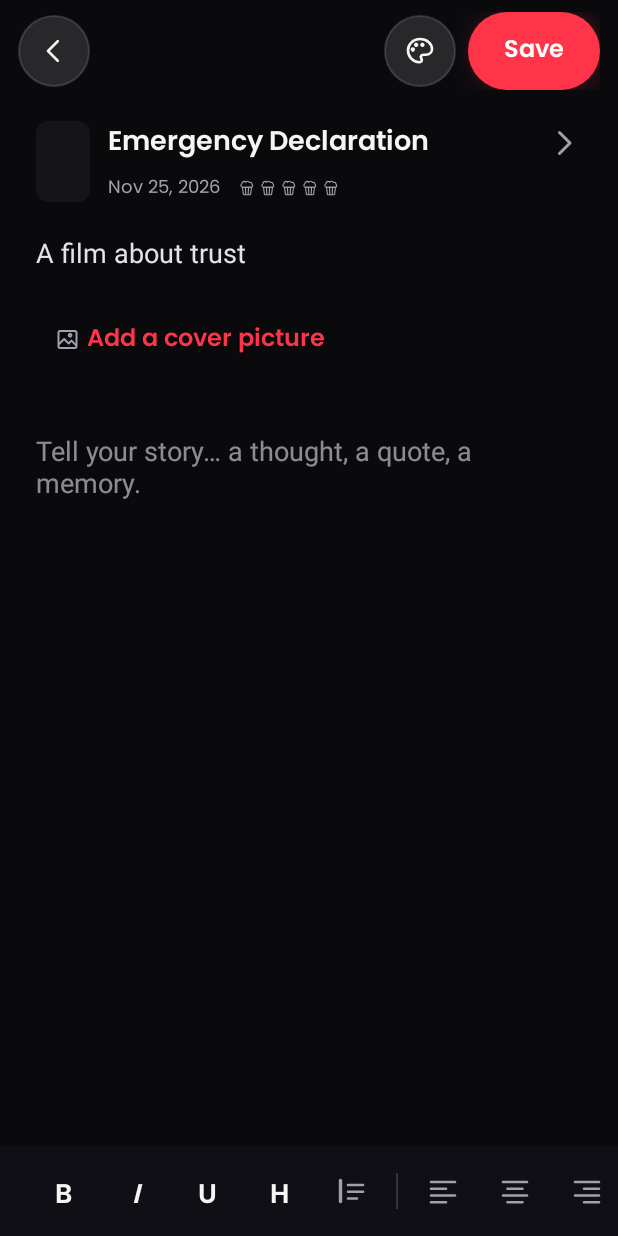
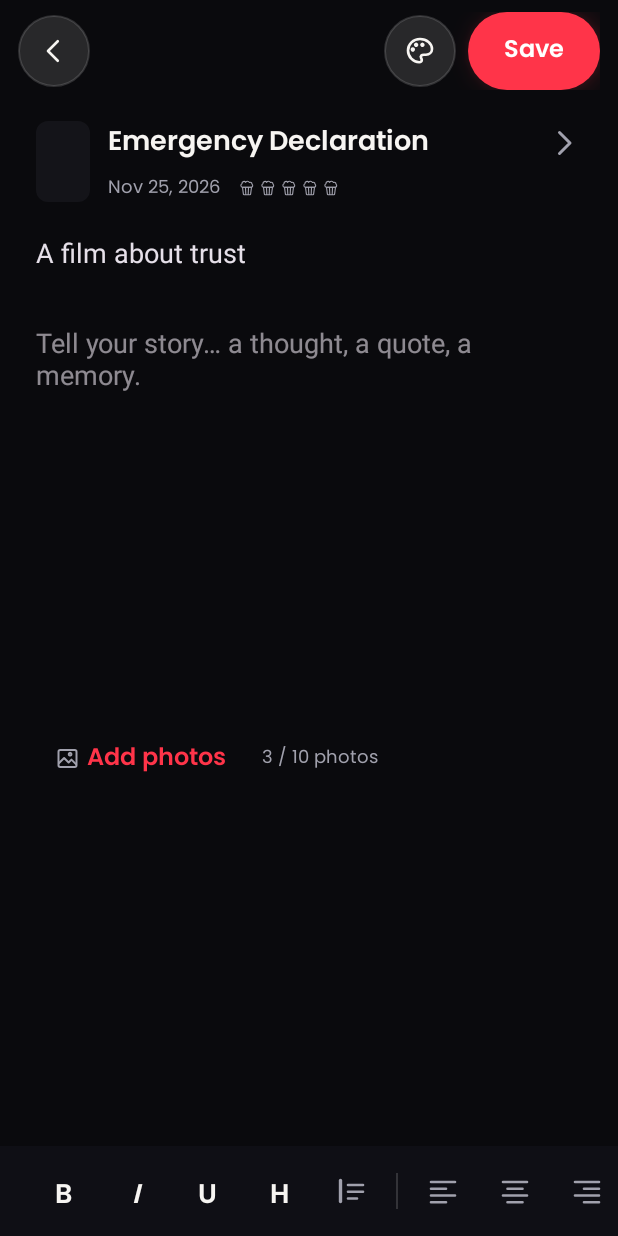
Before and after one commit to httpyavi/cinefiles, an Android app: the layout fragment_diary_editor.xml on its own in the app's theme, with its tools: preview values and no code run, on a phone screen of 412 x 824 dp. Run offline under Robolectric (Android 15) with nearby library versions, the phone set to English and light mode, and no system bars.

Commit message:
Enforce 10-photo Diary limit, clean Diary header/cards, and fix launcher icon safe zone

```diff
--- a/app/src/main/java/com/example/cinefiles/logic/DiaryText.kt
+++ b/app/src/main/java/com/example/cinefiles/logic/DiaryText.kt
@@ -100,6 +100,8 @@ object HtmlText {
 /** Questions about the words of a page. */
 object DiaryText {
 
+    const val MAX_PHOTOS = 10
+
     /** The words of a page's body with no formatting marks. */
     fun plainBody(bodyHtml: String): String = HtmlText.toPlain(bodyHtml)
 
--- a/app/src/main/java/com/example/cinefiles/ui/diary/DiaryEntryAdapter.kt
+++ b/app/src/main/java/com/example/cinefiles/ui/diary/DiaryEntryAdapter.kt
@@ -47,7 +47,6 @@ class DiaryEntryAdapter(
         item.entryPoster.loadImage(ImageUrls.poster(entry.posterPath))
         item.entryTitle.text = entry.movieTitle
         item.entryTitle.setTextColor(context.themeColor(theme.accent))
-        item.entryTitle.compoundDrawablesRelative[2]?.setTint(context.themeColor(theme.accent))
         item.entryTitle.contentDescription = context.getString(R.string.diary_open_movie_description, entry.movieTitle)
         item.entryTitle.setOnClickListener { onOpenMovie(entry) }
         item.entryPoster.setOnClickListener { onOpenMovie(entry) }
--- a/app/src/main/res/layout/fragment_diary_editor.xml
+++ b/app/src/main/res/layout/fragment_diary_editor.xml
@@ -179,34 +179,6 @@
                     tools:ignore="LabelFor"
                     tools:text="A film about trust" />
 
-                <!-- Picture attachments (zero, one, or multiple) + add button -->
-                <HorizontalScrollView
-                    android:id="@+id/attachmentsScroll"
-                    android:layout_width="match_parent"
-                    android:layout_height="wrap_content"
-                    android:layout_marginTop="@dimen/space_12"
-                    android:overScrollMode="never"
-                    android:scrollbars="none"
-                    android:visibility="gone"
-                    tools:visibility="visible">
-
-                    <LinearLayout
-                        android:id="@+id/attachmentsContainer"
-                        android:layout_width="wrap_content"
-                        android:layout_height="wrap_content"
-                        android:orientation="horizontal" />
-                </HorizontalScrollView>
-
-                <com.google.android.material.button.MaterialButton
-                    android:id="@+id/coverAdd"
-                    style="@style/Widget.CineFiles.Button.Text"
-                    android:layout_width="wrap_content"
-                    android:layout_height="wrap_content"
-                    android:layout_marginTop="@dimen/space_8"
-                    android:text="@string/diary_cover_add"
-                    app:icon="@drawable/ic_image"
-                    app:iconTint="@color/text_secondary" />
-
                 <View
                     android:id="@+id/headerRule"
                     android:layout_width="@dimen/diary_rule_width"
@@ -227,6 +199,51 @@
                     android:inputType="textCapSentences|textMultiLine"
                     android:minHeight="@dimen/diary_body_min_height"
                     android:padding="0dp" />
+
+                <!-- Photo attachments inside the diary content (Apple Notes style, up to 10 photos) -->
+                <HorizontalScrollView
+                    android:id="@+id/attachmentsScroll"
+                    android:layout_width="match_parent"
+                    android:layout_height="wrap_content"
+                    android:layout_marginTop="@dimen/space_16"
+                    android:overScrollMode="never"
+                    android:scrollbars="none"
+                    android:visibility="gone"
+                    tools:visibility="visible">
+
+                    <LinearLayout
+                        android:id="@+id/attachmentsContainer"
+                        android:layout_width="wrap_content"
+                        android:layout_height="wrap_content"
+                        android:orientation="horizontal" />
+                </HorizontalScrollView>
+
+                <LinearLayout
+                    android:layout_width="match_parent"
+                    android:layout_height="wrap_content"
+                    android:layout_marginTop="@dimen/space_8"
+                    android:gravity="center_vertical"
+                    android:orientation="horizontal">
+
+                    <com.google.android.material.button.MaterialButton
+                        android:id="@+id/coverAdd"
+                        style="@style/Widget.CineFiles.Button.Text"
+                        android:layout_width="wrap_content"
+                        android:layout_height="wrap_content"
+                        android:text="@string/diary_cover_add"
+                        app:icon="@drawable/ic_image"
+                        app:iconTint="@color/text_secondary" />
+
+                    <TextView
+                        android:id="@+id/photoCount"
+                        android:layout_width="wrap_content"
+                        android:layout_height="wrap_content"
+                        android:layout_marginStart="@dimen/space_12"
+                        android:textAppearance="@style/TextAppearance.CineFiles.Caption"
+                        android:visibility="gone"
+                        tools:text="3 / 10 photos"
+                        tools:visibility="visible" />
+                </LinearLayout>
             </LinearLayout>
         </androidx.core.widget.NestedScrollView>
 
@@ -331,6 +348,20 @@
                 style="@style/Widget.CineFiles.FormatButton"
                 android:contentDescription="@string/diary_align_right"
                 android:src="@drawable/ic_align_right" />
+
+            <View
+                android:layout_width="@dimen/glass_stroke_width"
+                android:layout_height="@dimen/icon_size"
+                android:layout_marginStart="@dimen/space_4"
+                android:layout_marginEnd="@dimen/space_8"
+                android:background="@color/glass_stroke"
+                android:importantForAccessibility="no" />
+
+            <ImageButton
+                android:id="@+id/formatPhoto"
+                style="@style/Widget.CineFiles.FormatButton"
+                android:contentDescription="@string/diary_cover_add"
+                android:src="@drawable/ic_image" />
         </LinearLayout>
     </HorizontalScrollView>
 </LinearLayout>
--- a/app/src/main/res/layout/item_diary_entry.xml
+++ b/app/src/main/res/layout/item_diary_entry.xml
@@ -45,12 +45,10 @@
                 android:layout_height="wrap_content"
                 android:background="?attr/selectableItemBackground"
                 android:clickable="true"
-                android:drawablePadding="@dimen/space_4"
                 android:ellipsize="end"
                 android:focusable="true"
                 android:maxLines="2"
                 android:textAppearance="@style/TextAppearance.CineFiles.Headline"
-                app:drawableEndCompat="@drawable/ic_chevron_right"
                 tools:text="Interstellar" />
 
             <LinearLayout
--- a/app/src/main/res/values/strings.xml
+++ b/app/src/main/res/values/strings.xml
@@ -462,7 +462,9 @@
     <string name="diary_missing_title">Page not found</string>
     <string name="diary_meta_rated">%1$s · Rated %2$s</string>
     <string name="diary_headline_hint">Headline (optional)</string>
-    <string name="diary_cover_add">Add a cover picture</string>
+    <string name="diary_cover_add">Add photos</string>
+    <string name="diary_photos_count">%1$d / 10 photos</string>
+    <string name="diary_photos_limit_reached">Maximum of 10 photos per diary entry reached.</string>
     <string name="diary_cover_description">The cover picture of this page</string>
     <string name="diary_cover_replace">Replace the cover picture</string>
     <string name="diary_cover_remove">Remove the cover picture</string>
```
Also changed, not shown: app/src/main/java/com/example/cinefiles/ui/diary/DiaryEditorFragment.kt (+19 -3 lines), app/src/main/java/com/example/cinefiles/ui/diary/DiaryEditorViewModel.kt (+21 -5 lines), app/src/main/java/com/example/cinefiles/ui/diary/DiaryListFragment.kt (+2 -10 lines), app/src/main/res/drawable/ic_launcher_foreground.xml (+10 -2 lines), app/src/main/res/drawable/ic_launcher_monochrome.xml (+9 -2 lines), 1 other file.
